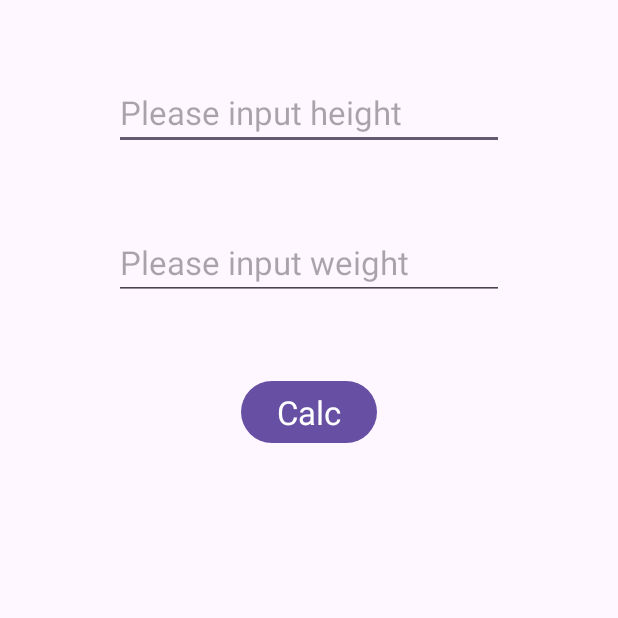
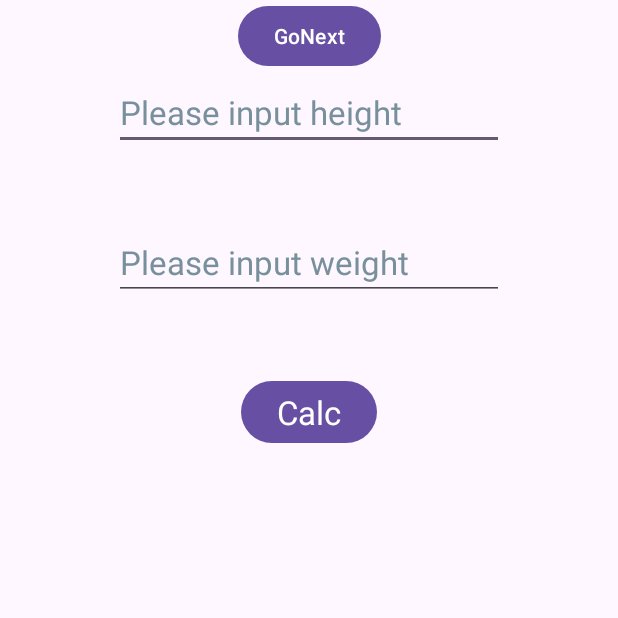
Before and after one commit to 111b13929/MyBMI_LIN, an Android app: the screen it shows after launch (MainActivity), on a phone screen of 412 x 824 dp, the top half of it. Run offline under Robolectric (Android 15) with nearby library versions, the phone set to English and light mode, and no system bars.

Commit message:
完成intent

```diff
--- a/app/src/main/AndroidManifest.xml
+++ b/app/src/main/AndroidManifest.xml
@@ -13,6 +13,9 @@
         android:theme="@style/Theme.MyBMI"
         tools:targetApi="31">
         <activity
+            android:name=".ResultActivity"
+            android:exported="false" />
+        <activity
             android:name=".MainActivity"
             android:exported="true">
             <intent-filter>
--- a/app/src/main/res/layout/activity_main.xml
+++ b/app/src/main/res/layout/activity_main.xml
@@ -12,10 +12,12 @@
         android:layout_width="wrap_content"
         android:layout_height="wrap_content"
         android:layout_marginTop="50dp"
+        android:autofillHints="@string/strinputHeight"
         android:ems="10"
         android:hint="@string/strinputHeight"
         android:inputType="numberDecimal"
         android:textAppearance="@style/TextAppearance.AppCompat.Large"
+        android:textColorHint="#78909C"
         app:layout_constraintEnd_toEndOf="parent"
         app:layout_constraintStart_toStartOf="parent"
         app:layout_constraintTop_toTopOf="parent" />
@@ -25,10 +27,12 @@
         android:layout_width="wrap_content"
         android:layout_height="wrap_content"
         android:layout_marginTop="50dp"
+        android:autofillHints="@string/strinputWeight"
         android:ems="10"
         android:hint="@string/strinputWeight"
         android:inputType="numberDecimal"
         android:textAppearance="@style/TextAppearance.AppCompat.Large"
+        android:textColorHint="#78909C"
         app:layout_constraintEnd_toEndOf="parent"
         app:layout_constraintStart_toStartOf="parent"
         app:layout_constraintTop_toBottomOf="@+id/etHeight" />
@@ -55,4 +59,14 @@
         app:layout_constraintStart_toStartOf="parent"
         app:layout_constraintTop_toBottomOf="@+id/btCalc" />
 
+    <Button
+        android:id="@+id/btGoNext"
+        android:layout_width="wrap_content"
+        android:layout_height="wrap_content"
+        android:onClick="GoNext"
+        android:text="@string/strGoNext"
+        app:layout_constraintEnd_toEndOf="parent"
+        app:layout_constraintStart_toStartOf="parent"
+        tools:layout_editor_absoluteY="625dp" />
+
 </androidx.constraintlayout.widget.ConstraintLayout>
--- a/app/src/main/res/values/strings.xml
+++ b/app/src/main/res/values/strings.xml
@@ -3,4 +3,6 @@
     <string name="strCalc">Calc</string>
     <string name="strinputWeight">Please input weight</string>
     <string name="strinputHeight">Please input height</string>
+    <string name="strShowbmi">Your BMI</string>
+    <string name="strGoNext">GoNext</string>
 </resources>
```
Also changed, not shown: app/src/main/java/com/example/mybmi/MainActivity.java (+11 -1 lines), app/src/main/java/com/example/mybmi/ResultActivity.java (added, +24 -0 lines), app/src/main/res/layout/activity_result.xml (added, +10 -0 lines), 1 other file.
